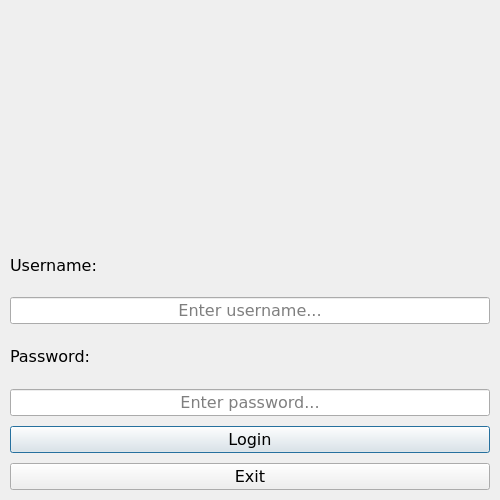
jsmcodes/CPC-V, file UI/main_login_ui.ui: the form before one commit.
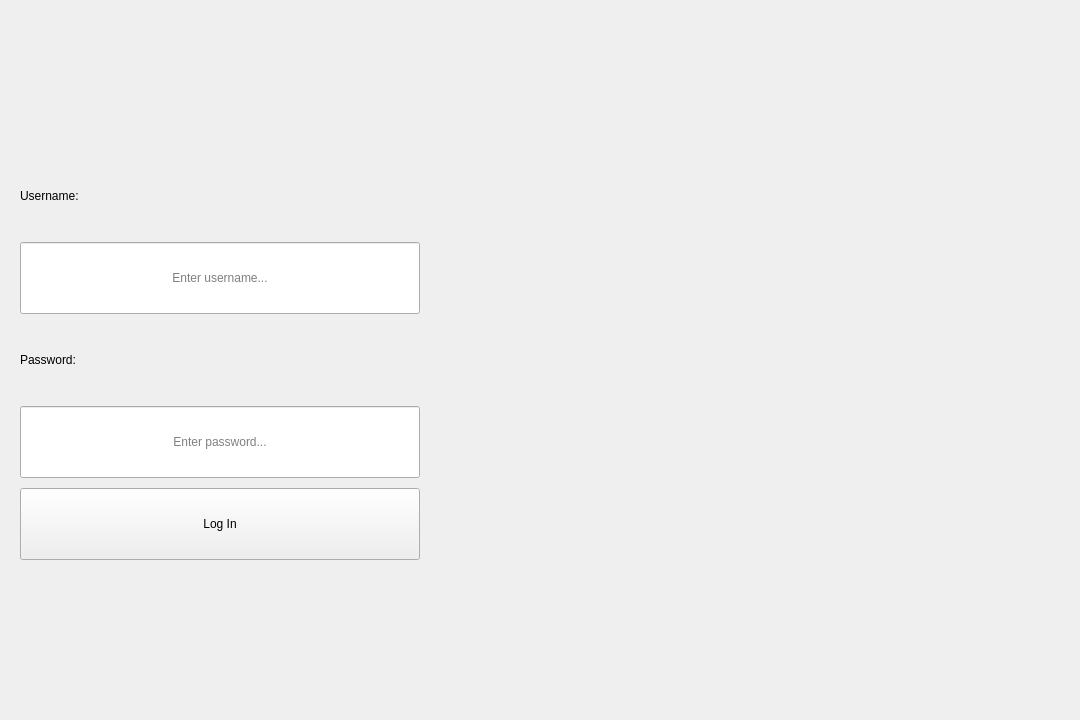
The form after the commit. Icons and pictures are not drawn.

Commit message: changed main window, added edit patient

The edit to the form file:
```diff
--- a/UI/main_login_ui.ui
+++ b/UI/main_login_ui.ui
@@ -1,58 +1,97 @@
 <?xml version="1.0" encoding="UTF-8"?>
 <ui version="4.0">
  <class>Login</class>
- <widget class="QDialog" name="Login">
+ <widget class="QWidget" name="Login">
   <property name="geometry">
    <rect>
     <x>0</x>
     <y>0</y>
-    <width>500</width>
-    <height>500</height>
+    <width>1080</width>
+    <height>720</height>
    </rect>
   </property>
-  <property name="font">
-   <font>
-    <family>Verdana</family>
-    <pointsize>12</pointsize>
-   </font>
-  </property>
-  <property name="cursor">
-   <cursorShape>ArrowCursor</cursorShape>
+  <property name="sizePolicy">
+   <sizepolicy hsizetype="Expanding" vsizetype="Expanding">
+    <horstretch>0</horstretch>
+    <verstretch>0</verstretch>
+   </sizepolicy>
   </property>
   <property name="windowTitle">
-   <string>Login</string>
-  </property>
-  <property name="modal">
-   <bool>true</bool>
-  </property>
-  <layout class="QVBoxLayout" name="main_layout" stretch="5,1,1,1,1,1,1">
-   <property name="spacing">
-    <number>10</number>
-   </property>
-   <property name="leftMargin">
-    <number>10</number>
-   </property>
-   <property name="topMargin">
-    <number>10</number>
-   </property>
-   <property name="rightMargin">
-    <number>10</number>
-   </property>
-   <property name="bottomMargin">
-    <number>10</number>
-   </property>
-   <item>
-    <widget class="QLabel" name="pxmp_logo">
-     <property name="text">
       <string/>
      </property>
-     <property name="alignment">
-      <set>Qt::AlignCenter</set>
-     </property>
-    </widget>
-   </item>
+  <layout class="QHBoxLayout" name="main_layout" stretch="4,6">
+   <property name="spacing">
+    <number>10</number>
+   </property>
+   <property name="leftMargin">
+    <number>10</number>
+   </property>
+   <property name="topMargin">
+    <number>10</number>
+   </property>
+   <property name="rightMargin">
+    <number>10</number>
+   </property>
+   <property name="bottomMargin">
+    <number>10</number>
+   </property>
+   <item>
+    <widget class="QWidget" name="wdgt_login" native="true">
+     <layout class="QVBoxLayout" name="wdgt_login_layout" stretch="1,3,1">
+      <property name="spacing">
+       <number>10</number>
+      </property>
+      <property name="leftMargin">
+       <number>0</number>
+      </property>
+      <property name="topMargin">
+       <number>0</number>
+      </property>
+      <property name="rightMargin">
+       <number>0</number>
+      </property>
+      <property name="bottomMargin">
+       <number>0</number>
+      </property>
+      <item>
+       <spacer name="verticalSpacer">
+        <property name="orientation">
+         <enum>Qt::Vertical</enum>
+        </property>
+        <property name="sizeHint" stdset="0">
+         <size>
+          <width>20</width>
+          <height>133</height>
+         </size>
+        </property>
+       </spacer>
+      </item>
+      <item>
+       <widget class="QWidget" name="wdgt_input" native="true">
+        <layout class="QVBoxLayout" name="wdgt_input_layout" stretch="1,1,1,1,1">
+         <property name="spacing">
+          <number>10</number>
+         </property>
+         <property name="leftMargin">
+          <number>10</number>
+         </property>
+         <property name="topMargin">
+          <number>10</number>
+         </property>
+         <property name="rightMargin">
+          <number>10</number>
+         </property>
+         <property name="bottomMargin">
+          <number>10</number>
+         </property>
    <item>
     <widget class="QLabel" name="lbl_username">
+           <property name="sizePolicy">
+            <sizepolicy hsizetype="Preferred" vsizetype="Expanding">
+             <horstretch>0</horstretch>
+             <verstretch>0</verstretch>
+            </sizepolicy>
+           </property>
      <property name="text">
       <string>Username:</string>
      </property>
@@ -60,6 +99,12 @@
    </item>
    <item>
     <widget class="QLineEdit" name="lnedit_username">
+           <property name="sizePolicy">
+            <sizepolicy hsizetype="Expanding" vsizetype="Expanding">
+             <horstretch>0</horstretch>
+             <verstretch>0</verstretch>
+            </sizepolicy>
+           </property>
      <property name="alignment">
       <set>Qt::AlignCenter</set>
      </property>
@@ -70,6 +115,12 @@
    </item>
    <item>
     <widget class="QLabel" name="lbl_password">
+           <property name="sizePolicy">
+            <sizepolicy hsizetype="Preferred" vsizetype="Expanding">
+             <horstretch>0</horstretch>
+             <verstretch>0</verstretch>
+            </sizepolicy>
+           </property>
      <property name="text">
       <string>Password:</string>
      </property>
@@ -77,6 +128,12 @@
    </item>
    <item>
     <widget class="QLineEdit" name="lnedit_password">
+           <property name="sizePolicy">
+            <sizepolicy hsizetype="Expanding" vsizetype="Expanding">
+             <horstretch>0</horstretch>
+             <verstretch>0</verstretch>
+            </sizepolicy>
+           </property>
      <property name="echoMode">
       <enum>QLineEdit::Password</enum>
      </property>
@@ -90,21 +147,49 @@
    </item>
    <item>
     <widget class="QPushButton" name="pshbtn_login">
+           <property name="sizePolicy">
+            <sizepolicy hsizetype="Minimum" vsizetype="Expanding">
+             <horstretch>0</horstretch>
+             <verstretch>0</verstretch>
+            </sizepolicy>
+           </property>
      <property name="cursor">
       <cursorShape>PointingHandCursor</cursorShape>
      </property>
      <property name="text">
-      <string>Login</string>
+            <string>Log In</string>
      </property>
     </widget>
    </item>
+        </layout>
+       </widget>
+      </item>
    <item>
-    <widget class="QPushButton" name="pshbtn_exit">
-     <property name="cursor">
-      <cursorShape>PointingHandCursor</cursorShape>
-     </property>
+       <spacer name="verticalSpacer_2">
+        <property name="orientation">
+         <enum>Qt::Vertical</enum>
+        </property>
+        <property name="sizeHint" stdset="0">
+         <size>
+          <width>20</width>
+          <height>133</height>
+         </size>
+        </property>
+       </spacer>
+      </item>
+     </layout>
+    </widget>
+   </item>
+   <item>
+    <widget class="QLabel" name="pxmp_logo">
+     <property name="sizePolicy">
+      <sizepolicy hsizetype="Expanding" vsizetype="Expanding">
+       <horstretch>0</horstretch>
+       <verstretch>0</verstretch>
+      </sizepolicy>
+     </property>
      <property name="text">
-      <string>Exit</string>
+      <string/>
      </property>
     </widget>
    </item>
```
Left out of the diff: 10 changed lines with no effect on the pictures. Lines whose indentation alone changed are shown as unchanged. The commit also changes 13 other files.
